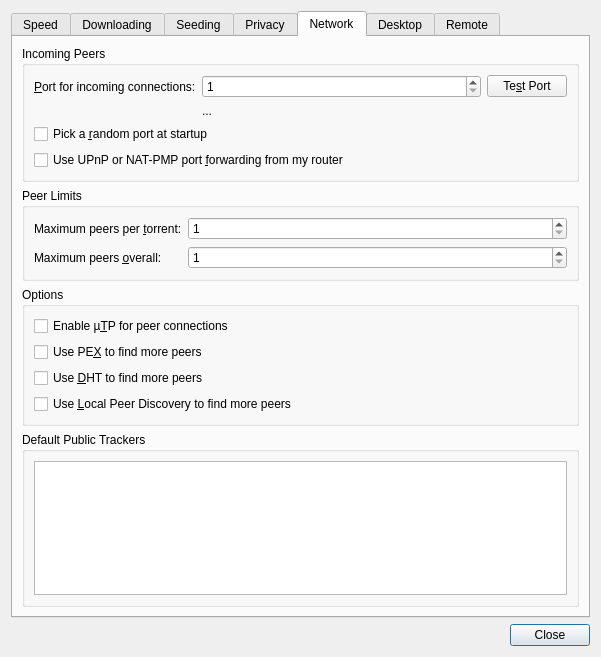
Above: qt/PrefsDialog.ui from h1de0x/retransmission before the change. Below: the same form after it.
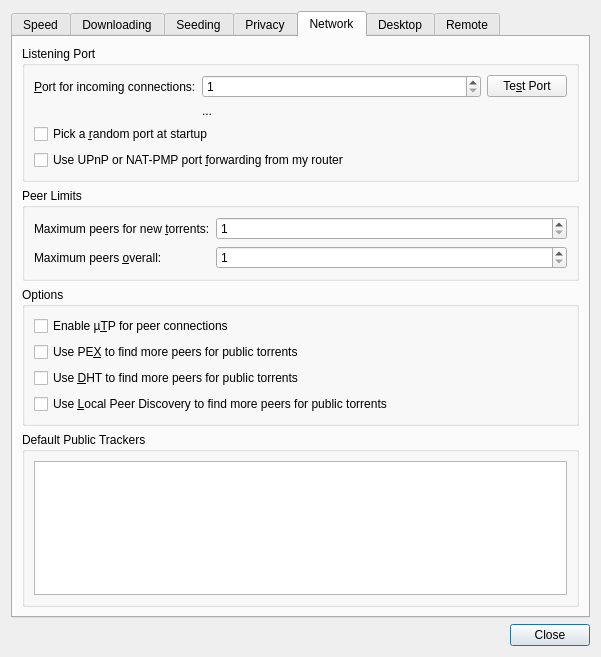
That is the form after the change. The open tabs and pages were chosen to show the change. Icons and pictures are not drawn. Custom widgets are drawn as their Qt base class.

The edit to the form file:
```diff
--- a/qt/PrefsDialog.ui
+++ b/qt/PrefsDialog.ui
@@ -651,7 +651,7 @@
        <item>
         <widget class="QGroupBox" name="incomingPeersSection">
          <property name="title">
-          <string>Incoming Peers</string>
+          <string>Listening Port</string>
          </property>
          <layout class="QGridLayout" name="incomingPeersSectionLayout" columnstretch="0,1,0">
           <item row="0" column="0">
@@ -717,7 +717,7 @@
           <item row="0" column="0">
            <widget class="QLabel" name="torrentPeerLimitLabel">
             <property name="text">
-             <string>Maximum peers per &amp;torrent:</string>
+             <string>Maximum peers for new &amp;torrents:</string>
             </property>
             <property name="buddy">
              <cstring>torrentPeerLimitSpin</cstring>
@@ -785,7 +785,7 @@
              <string>PEX is a tool for exchanging peer lists with the peers you're connected to.</string>
             </property>
             <property name="text">
-             <string>Use PE&amp;X to find more peers</string>
+             <string>Use PE&amp;X to find more peers for public torrents</string>
             </property>
            </widget>
           </item>
@@ -795,7 +795,7 @@
              <string>DHT is a tool for finding peers without a tracker.</string>
             </property>
             <property name="text">
-             <string>Use &amp;DHT to find more peers</string>
+             <string>Use &amp;DHT to find more peers for public torrents</string>
             </property>
            </widget>
           </item>
@@ -805,7 +805,7 @@
              <string>LPD is a tool for finding peers on your local network.</string>
             </property>
             <property name="text">
-             <string>Use &amp;Local Peer Discovery to find more peers</string>
+             <string>Use &amp;Local Peer Discovery to find more peers for public torrents</string>
             </property>
            </widget>
           </item>
```
Left out of the diff: 4 changed lines with no effect on the pictures.
